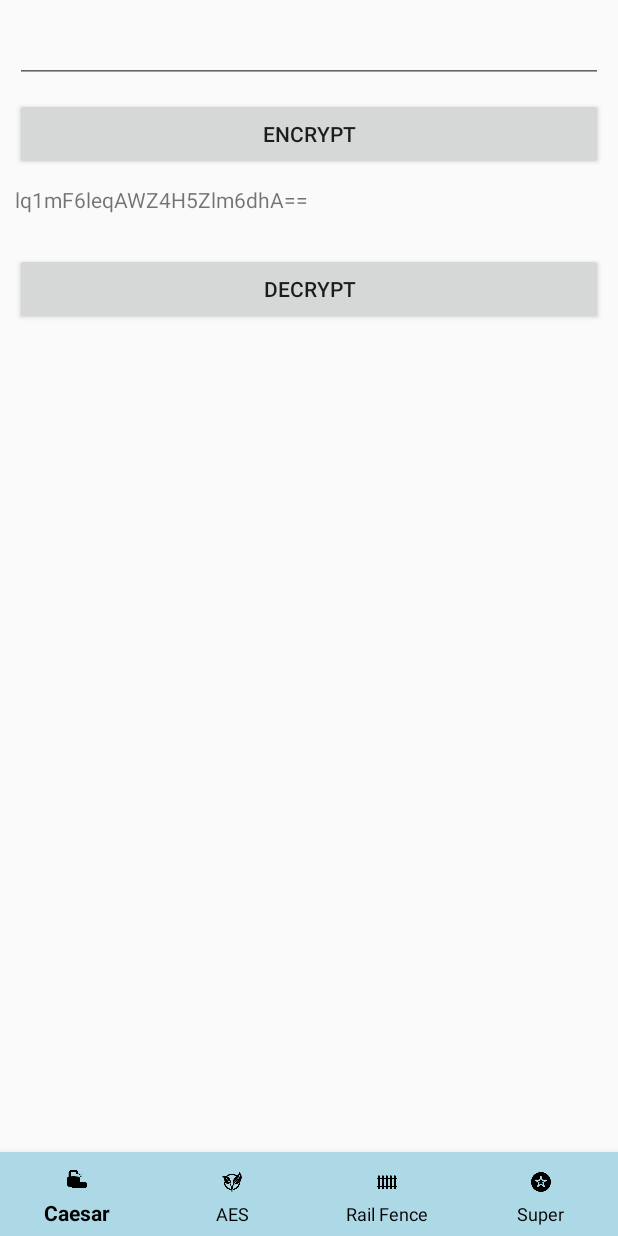
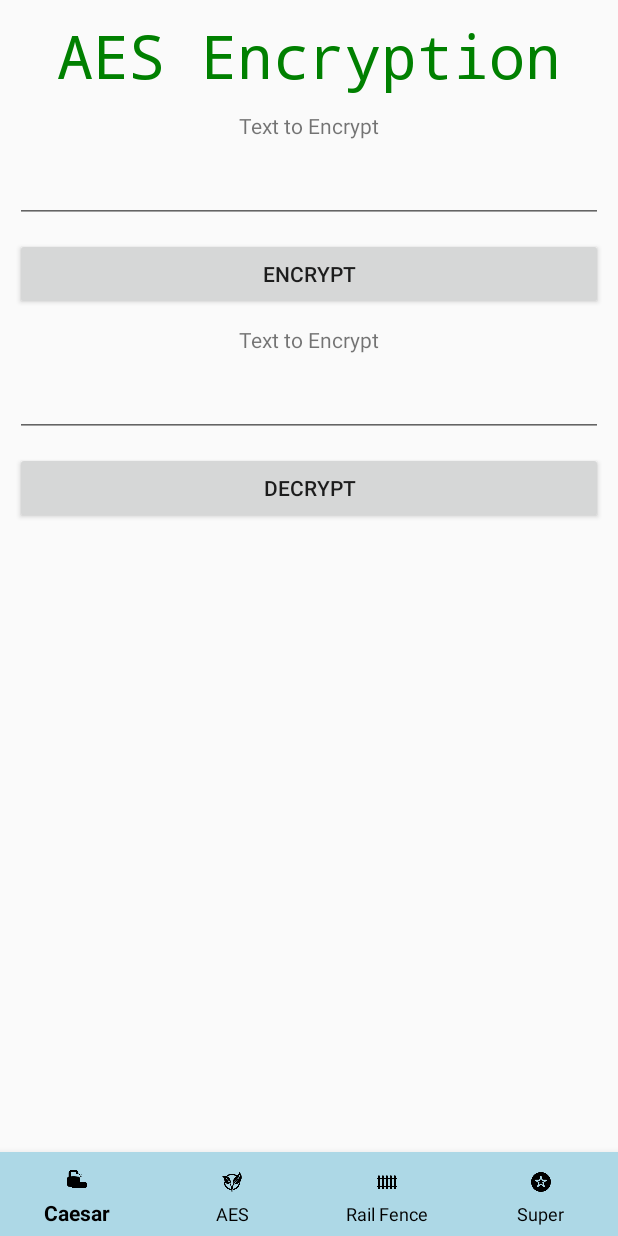
Before and after one commit to krisnasirait/Cryptography-App, an Android app: the HashFragment screen opened through its navigation route, after a tap on "DECRYPT", on a phone screen of 412 x 824 dp. Run offline under Robolectric (Android 15) with nearby library versions, the phone set to English and light mode, and no system bars; our stand-ins replace navigation-ui; 1 statement that could not run was skipped; 1 other tap on this screen came first.

Commit message:
changes aes layout

```diff
--- a/app/src/main/java/com/kingtech/cryptography/fragment/HashFragment.kt
+++ b/app/src/main/java/com/kingtech/cryptography/fragment/HashFragment.kt
@@ -6,6 +6,7 @@ import android.view.LayoutInflater
 import android.view.View
 import android.view.ViewGroup
 import androidx.fragment.app.Fragment
+import br.com.amorim.crypto.keys.AesKey
 import com.kingtech.cryptography.databinding.FragmentHashBinding
 import javax.crypto.Cipher
 import javax.crypto.SecretKeyFactory
@@ -18,9 +19,9 @@ class HashFragment : Fragment() {
 
     private lateinit var binding: FragmentHashBinding
 
-    private val secretKey = "tK5UTui+DPh8lIlBxya5XVsmeDCoUl6vHhdIESMB6sQ="
-    private val salt = "QWlGNHNhMTJTQWZ2bGhpV3U=" // base64 decode => AiF4sa12SAfvlhiWu
-    private val iv = "bVQzNFNhRkQ1Njc4UUFaWA=="
+    private val cipher = Cipher.getInstance(TRANSFORMATION_SYMMETRIC)
+    private val aesKey = AesKey()
+    private var iv: ByteArray? = null
 
     override fun onCreateView(
         inflater: LayoutInflater, container: ViewGroup?,
@@ -38,54 +39,30 @@ class HashFragment : Fragment() {
 
 
         binding.btnEncrypt.setOnClickListener {
-            binding.tvEncrypted.text = encrypt(input).toString()
+            binding.tvEncrypted.text = encrypt(input)
         }
 
         binding.btnDecrypt.setOnClickListener {
-            binding.tvDecrypted.text = decrypt(encrypt(input).toString()).toString()
+            binding.tvDecrypted.text = decrypt(encrypt(input))
         }
     }
 
-    private fun encrypt(strToEncrypt: String) :  String?
-    {
-        try
-        {
-            val ivParameterSpec = IvParameterSpec(Base64.decode(iv, Base64.DEFAULT))
-
-            val factory = SecretKeyFactory.getInstance("PBKDF2WithHmacSHA1")
-            val spec =  PBEKeySpec(secretKey.toCharArray(), Base64.decode(salt, Base64.DEFAULT), 10000, 256)
-            val tmp = factory.generateSecret(spec)
-            val secretKey =  SecretKeySpec(tmp.encoded, "AES")
-
-            val cipher = Cipher.getInstance("AES/CBC/PKCS7Padding")
-            cipher.init(Cipher.ENCRYPT_MODE, secretKey, ivParameterSpec)
-            return Base64.encodeToString(cipher.doFinal(strToEncrypt.toByteArray(Charsets.UTF_8)), Base64.DEFAULT)
-        }
-        catch (e: Exception)
-        {
-            println("Error while encrypting: $e")
-        }
-        return null
+    private fun encrypt(value: String): String {
+        cipher.init(Cipher.ENCRYPT_MODE, aesKey.getAesKey())
+        val textToEncrypt = value.toByteArray()
+        val encryptedByteArray = cipher.doFinal(textToEncrypt)
+        iv = cipher.iv
+        return Base64.encodeToString(encryptedByteArray, Base64.DEFAULT)
     }
 
-    private fun decrypt(strToDecrypt : String) : String? {
-        try
-        {
+    private fun decrypt(value: String): String {
+        cipher.init(Cipher.DECRYPT_MODE, aesKey.getAesKey(), IvParameterSpec(iv))
+        val encryptedData = Base64.decode(value, Base64.DEFAULT)
+        val decoded = cipher.doFinal(encryptedData)
+        return String(decoded)
+    }
 
-            val ivParameterSpec =  IvParameterSpec(Base64.decode(iv, Base64.DEFAULT))
-
-            val factory = SecretKeyFactory.getInstance("PBKDF2WithHmacSHA1")
-            val spec =  PBEKeySpec(secretKey.toCharArray(), Base64.decode(salt, Base64.DEFAULT), 10000, 256)
-            val tmp = factory.generateSecret(spec)
-            val secretKey =  SecretKeySpec(tmp.encoded, "AES")
-
-            val cipher = Cipher.getInstance("AES/CBC/PKCS7Padding")
-            cipher.init(Cipher.DECRYPT_MODE, secretKey, ivParameterSpec)
-            return  String(cipher.doFinal(Base64.decode(strToDecrypt, Base64.DEFAULT)))
-        }
-        catch (e : Exception) {
-            println("Error while decrypting: $e")
-        }
-        return null
+    companion object {
+        private const val TRANSFORMATION_SYMMETRIC = "AES/CBC/PKCS7Padding"
     }
 }
--- a/app/src/main/res/layout/fragment_hash.xml
+++ b/app/src/main/res/layout/fragment_hash.xml
@@ -6,11 +6,35 @@
     xmlns:app="http://schemas.android.com/apk/res-auto"
     tools:context=".fragment.HashFragment">
 
+
+    <TextView
+        android:id="@+id/titleAES"
+        android:layout_width="wrap_content"
+        android:layout_height="wrap_content"
+        android:typeface="monospace"
+        android:text="AES Encryption"
+        android:layout_margin="10dp"
+        android:textColor="@color/green"
+        android:textSize="40sp"
+        app:layout_constraintTop_toTopOf="parent"
+        app:layout_constraintLeft_toLeftOf="parent"
+        app:layout_constraintRight_toRightOf="parent"/>
+
+    <TextView
+        android:id="@+id/tvTextToEncrypt"
+        android:layout_width="wrap_content"
+        android:layout_height="wrap_content"
+        app:layout_constraintStart_toStartOf="parent"
+        app:layout_constraintEnd_toEndOf="parent"
+        android:layout_marginTop="10dp"
+        android:text="Text to Encrypt"
+        app:layout_constraintTop_toBottomOf="@id/titleAES" />
+
     <EditText
         android:id="@+id/etInput"
         android:layout_width="match_parent"
         android:layout_height="wrap_content"
-        app:layout_constraintTop_toTopOf="parent"
+        app:layout_constraintTop_toBottomOf="@id/tvTextToEncrypt"
         android:layout_margin="10dp"/>
 
 
@@ -23,25 +47,37 @@
         android:layout_margin="10dp"/>
 
     <TextView
-        android:id="@+id/tvEncrypted"
+        android:id="@+id/tvTextDecrypt"
+        android:layout_width="wrap_content"
+        android:layout_height="wrap_content"
+        app:layout_constraintStart_toStartOf="parent"
+        app:layout_constraintEnd_toEndOf="parent"
+        android:layout_marginTop="10dp"
+        android:text="Text to Encrypt"
+        app:layout_constraintTop_toBottomOf="@id/btnEncrypt" />
+
+    <EditText
+        android:id="@+id/etEncrypted"
         android:layout_width="match_parent"
         android:layout_height="wrap_content"
-        app:layout_constraintTop_toBottomOf="@id/btnEncrypt"
+        app:layout_constraintTop_toBottomOf="@id/tvTextDecrypt"
         android:layout_margin="10dp" />
+
+    <TextView
+        android:id="@+id/tvResult"
+        android:layout_width="wrap_content"
+        android:layout_height="wrap_content"
+        app:layout_constraintTop_toBottomOf="@id/btnDecrypt"
+        app:layout_constraintStart_toStartOf="parent"
+        app:layout_constraintEnd_toEndOf="parent"
+        app:layout_constraintBottom_toBottomOf="parent"/>
 
     <Button
         android:id="@+id/btnDecrypt"
         android:layout_width="match_parent"
         android:layout_height="wrap_content"
         android:text="Decrypt"
-        app:layout_constraintTop_toBottomOf="@id/tvEncrypted"
+        app:layout_constraintTop_toBottomOf="@id/etEncrypted"
         android:layout_margin="10dp"/>
 
-    <TextView
-        android:id="@+id/tvDecrypted"
-        android:layout_width="match_parent"
-        android:layout_height="wrap_content"
-        app:layout_constraintTop_toBottomOf="@id/btnDecrypt"
-        android:layout_margin="10dp" />
-
 </androidx.constraintlayout.widget.ConstraintLayout>
```
Also changed, not shown: app/src/main/java/com/kingtech/cryptography/keys/AesKey.kt (added, +46 -0 lines), app/src/main/java/com/kingtech/cryptography/keys/RSAKey.kt (added, +115 -0 lines).
